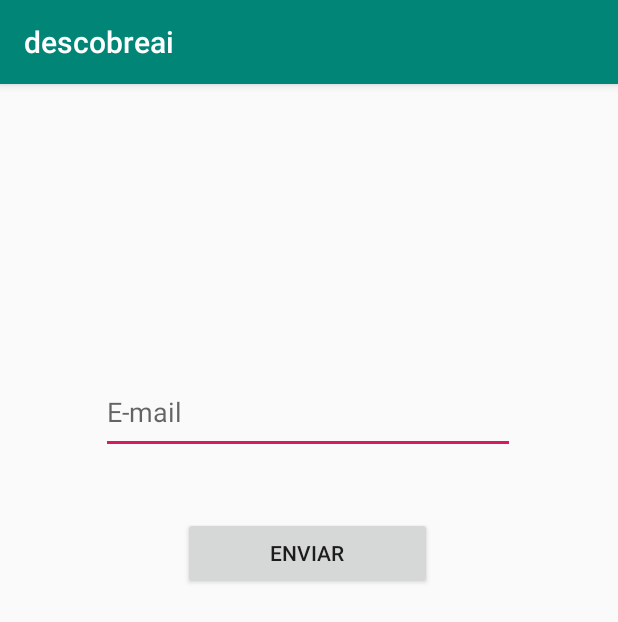
After one commit to julianacerqueiras/projeto2, an Android app: the ResetActivity screen opened directly, with no data from a screen before it, on a phone screen of 412 x 824 dp. The commit adds this screen. Shown: the top 622 px of the screen. Run offline under Robolectric (Android 15) with nearby library versions, the phone set to English and light mode, and no system bars; our stand-ins replace Firebase (no records; nobody signed in at launch, a user with empty details on screens opened directly).

Commit message:
atualizado 27/10

```diff
--- a/descobreai/app/build.gradle
+++ b/descobreai/app/build.gradle
@@ -40,7 +40,7 @@ dependencies {
     implementation 'com.google.android.gms:play-services-auth:17.0.0'
     implementation 'com.google.firebase:firebase-core:17.0.0'
     implementation 'com.google.firebase:firebase-auth:19.1.0'
-    implementation 'com.google.firebase:firebase-analytics:17.1.0'
+    implementation 'com.google.firebase:firebase-analytics:17.2.1'
     implementation 'com.google.firebase:firebase-database:19.0.0'
     implementation 'com.google.firebase:firebase-storage:19.1.0'
     implementation 'com.google.android.material:material:1.0.0'
@@ -49,5 +49,4 @@ dependencies {
     implementation 'com.facebook.android:facebook-android-sdk:[4,5)'
 
 }
-
 apply plugin: 'com.google.gms.google-services'
--- /dev/null
+++ b/descobreai/app/src/main/java/br/com/projetofinal/descobreai/ResetActivity.java
@@ -0,0 +1,67 @@
+package br.com.projetofinal.descobreai;
+
+import androidx.annotation.NonNull;
+import androidx.appcompat.app.AppCompatActivity;
+
+import android.content.Intent;
+import android.media.MediaPlayer;
+import android.os.Bundle;
+import android.view.View;
+import android.widget.EditText;
+import android.widget.Toast;
+
+import com.google.android.gms.tasks.OnCompleteListener;
+
+import com.google.android.gms.tasks.Task;
+import com.google.firebase.auth.FirebaseAuth;
+
+public class ResetActivity extends AppCompatActivity {
+
+    private EditText emailreset;
+    private FirebaseAuth firebaseAuth;
+
+    @Override
+    protected void onCreate(Bundle savedInstanceState) {
+        super.onCreate(savedInstanceState);
+        setContentView(R.layout.activity_reset);
+
+        //Importar as instacias do Firebase
+        firebaseAuth = FirebaseAuth.getInstance();
+
+        emailreset = (EditText) findViewById(R.id.emailreset);
+    }
+
+    public void reset( View view ){
+        firebaseAuth
+                .sendPasswordResetEmail( emailreset.getText().toString() )
+                .addOnCompleteListener(new OnCompleteListener<Void>() {
+                    @Override
+                    public void onComplete(@NonNull Task<Void> task) {
+
+                        if( task.isSuccessful() ){
+                            emailreset.setText("");
+                            Toast.makeText(
+                                    ResetActivity.this,
+                                    "Recuperação de acesso iniciada. Email enviado.",
+                                    Toast.LENGTH_SHORT
+                            ).show();
+                        }
+                        else{
+                            Toast.makeText(
+                                    ResetActivity.this,
+                                    "Falhou! Tente novamente",
+                                    Toast.LENGTH_SHORT
+                            ).show();
+                        }
+                    }
+                });
+    }
+
+    public void onBackPressed()
+    {
+        Intent intent = new Intent(getApplicationContext(), MainActivity.class);
+        startActivity(intent);
+        finish();
+    }
+
+}
--- /dev/null
+++ b/descobreai/app/src/main/res/layout/activity_reset.xml
@@ -0,0 +1,37 @@
+<?xml version="1.0" encoding="utf-8"?>
+<androidx.constraintlayout.widget.ConstraintLayout xmlns:android="http://schemas.android.com/apk/res/android"
+    xmlns:app="http://schemas.android.com/apk/res-auto"
+    xmlns:tools="http://schemas.android.com/tools"
+    android:layout_width="match_parent"
+    android:layout_height="match_parent"
+    tools:context=".ResetActivity">
+
+
+    <EditText
+        android:id="@+id/emailreset"
+        android:layout_width="276dp"
+        android:layout_height="56dp"
+        android:ems="10"
+        android:hint="E-mail"
+        android:inputType="textEmailAddress"
+        app:layout_constraintBottom_toBottomOf="parent"
+        app:layout_constraintEnd_toEndOf="parent"
+        app:layout_constraintHorizontal_bias="0.496"
+        app:layout_constraintStart_toStartOf="parent"
+        app:layout_constraintTop_toTopOf="parent"
+        app:layout_constraintVertical_bias="0.268" />
+
+    <Button
+        android:id="@+id/btnresetsenha"
+        android:layout_width="166dp"
+        android:layout_height="48dp"
+        android:onClick="reset"
+        android:text="Enviar"
+        app:layout_constraintBottom_toBottomOf="parent"
+        app:layout_constraintEnd_toEndOf="parent"
+        app:layout_constraintHorizontal_bias="0.497"
+        app:layout_constraintStart_toStartOf="parent"
+        app:layout_constraintTop_toTopOf="parent"
+        app:layout_constraintVertical_bias="0.401" />
+
+</androidx.constraintlayout.widget.ConstraintLayout>
```
Also changed, not shown: descobreai/app/src/main/AndroidManifest.xml (+14 -12 lines), descobreai/app/src/main/java/br/com/projetofinal/descobreai/MainActivity.java (+16 -7 lines), descobreai/app/src/main/res/layout/activity_main.xml (+32 -15 lines), descobreai/app/src/main/res/menu/menu_main.xml (+1 -7 lines), 1 other file.
